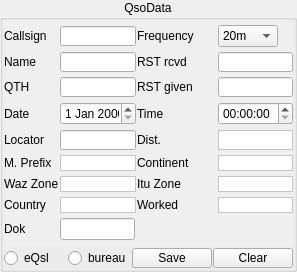
This is gui/qsodata.ui in dl1ksv/linpsk as Qt 5 draws it before an edit. The edited form follows.
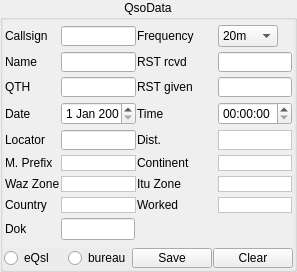
This is the edited form.

The edit to the form file:
```diff
--- a/gui/qsodata.ui
+++ b/gui/qsodata.ui
@@ -147,7 +147,16 @@
        </rect>
       </property>
       <layout class="QGridLayout" name="gridLayout_2">
-       <property name="margin">
+       <property name="leftMargin">
+        <number>1</number>
+       </property>
+       <property name="topMargin">
+        <number>0</number>
+       </property>
+       <property name="rightMargin">
+        <number>1</number>
+       </property>
+       <property name="bottomMargin">
         <number>0</number>
        </property>
        <property name="spacing">
@@ -370,6 +379,9 @@
          <property name="alignment">
           <set>Qt::AlignLeading|Qt::AlignLeft|Qt::AlignVCenter</set>
          </property>
+         <property name="indent">
+          <number>0</number>
+         </property>
          <property name="textInteractionFlags">
           <set>Qt::NoTextInteraction</set>
          </property>
@@ -1528,6 +1540,12 @@
            <verstretch>0</verstretch>
           </sizepolicy>
          </property>
+         <property name="minimumSize">
+          <size>
+           <width>60</width>
+           <height>0</height>
+          </size>
+         </property>
          <property name="maximumSize">
           <size>
            <width>16777215</width>
```
Left out of the diff: 4 changed lines with no effect on the pictures.
